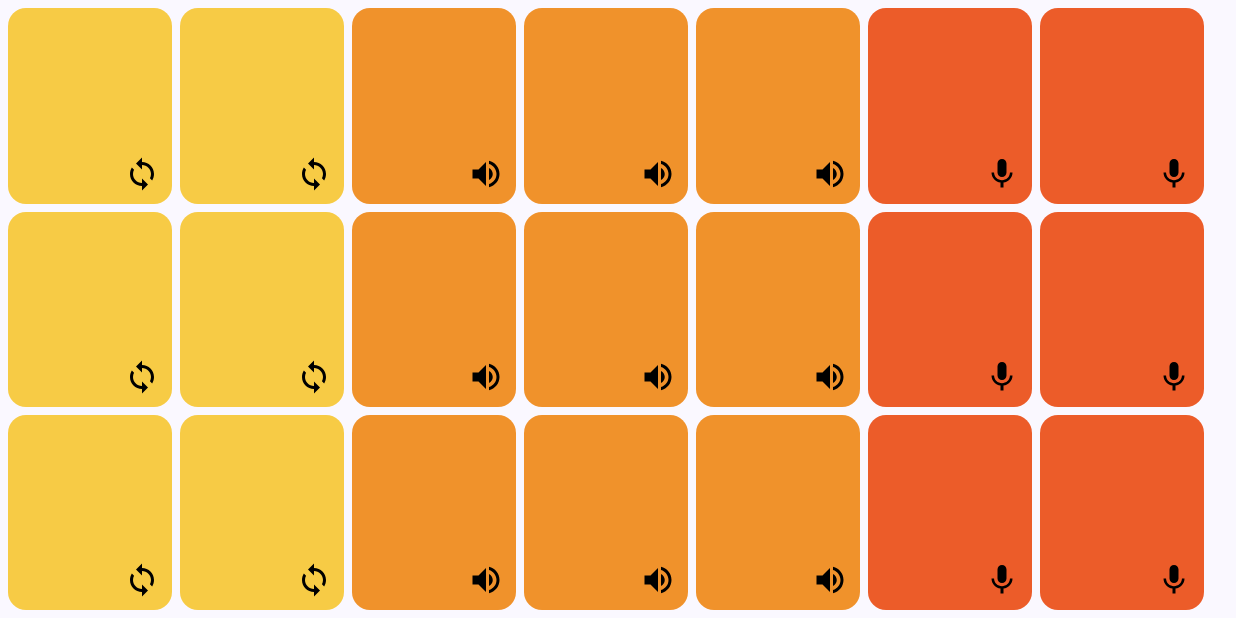
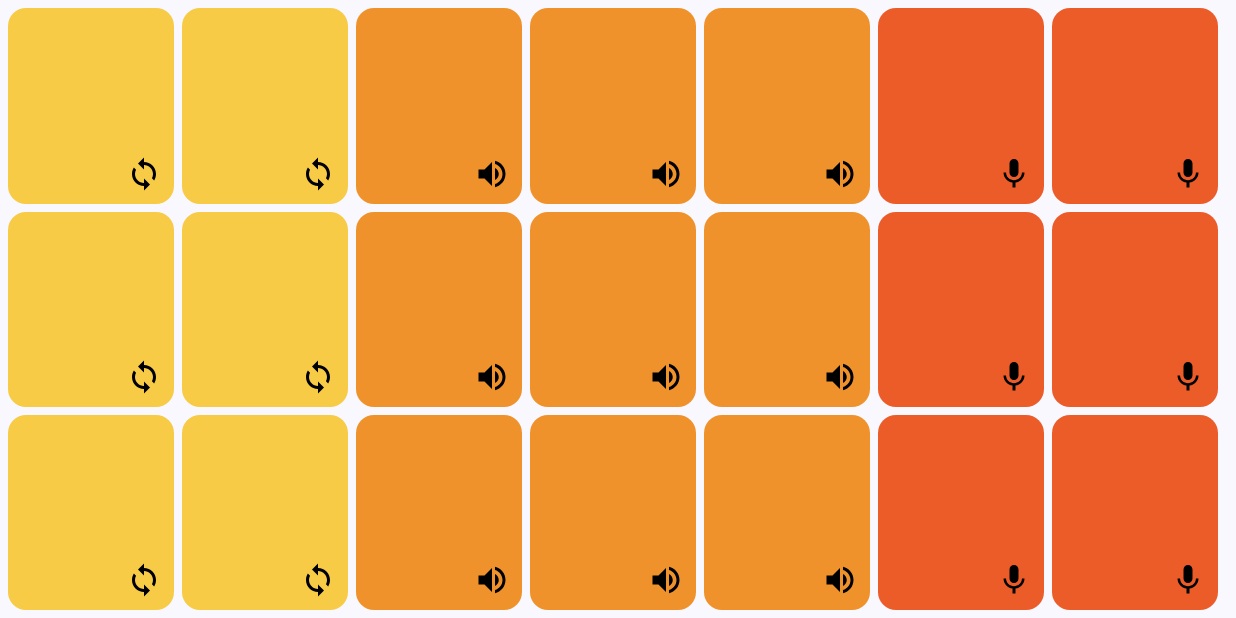
Before and after one commit to marcosscarpim/Funk-Me, an Android app built with Jetpack Compose: the screen it shows after launch (MainActivity), on a phone screen of 824 x 412 dp (held sideways). Run offline under Robolectric (Android 15) with nearby library versions, the phone set to English and light mode, and no system bars; our stand-ins replace Dagger/Hilt's generated code, accompanist.

Commit message:
Improve logic for measuring buttons width in Funk Pad
Calculate the width of the button manually using BowWithConstraints
instead of hardcoded logic. Also, improve appearance of statusBar

```diff
--- a/app/src/main/java/com/scarpim/funkme/MainActivity.kt
+++ b/app/src/main/java/com/scarpim/funkme/MainActivity.kt
@@ -8,19 +8,16 @@ import androidx.activity.ComponentActivity
 import androidx.activity.compose.setContent
 import androidx.activity.viewModels
 import androidx.compose.foundation.layout.WindowInsets
-import androidx.compose.foundation.layout.displayCutout
 import androidx.compose.foundation.layout.fillMaxSize
-import androidx.compose.foundation.layout.safeDrawing
+import androidx.compose.foundation.layout.safeContent
+import androidx.compose.foundation.layout.safeDrawingPadding
 import androidx.compose.foundation.layout.windowInsetsPadding
-import androidx.compose.foundation.layout.windowInsetsStartWidth
 import androidx.compose.material3.MaterialTheme
 import androidx.compose.material3.Surface
-import androidx.compose.material3.Text
 import androidx.compose.runtime.Composable
 import androidx.compose.runtime.DisposableEffect
 import androidx.compose.ui.Modifier
 import androidx.compose.ui.platform.LocalContext
-import androidx.compose.ui.unit.dp
 import androidx.core.view.WindowCompat
 import com.scarpim.funkme.funkScreen.FunkScreen
 import com.scarpim.funkme.funkScreen.FunkScreenAction
@@ -36,11 +33,13 @@ class MainActivity : ComponentActivity() {
     override fun onCreate(savedInstanceState: Bundle?) {
         super.onCreate(savedInstanceState)
 
+        WindowCompat.setDecorFitsSystemWindows(window, false)
+
         setContent {
             FunkMeTheme {
                 // A surface container using the 'background' color from the theme
                 Surface(
-                    modifier = Modifier.fillMaxSize(),
+                    modifier = Modifier.fillMaxSize().windowInsetsPadding(WindowInsets.safeContent),
                     color = MaterialTheme.colorScheme.background
                 ) {
                     FunkScreen(viewModel = viewModel)
--- a/app/src/main/java/com/scarpim/funkme/funkScreen/FunkPad.kt
+++ b/app/src/main/java/com/scarpim/funkme/funkScreen/FunkPad.kt
@@ -14,11 +14,12 @@ import androidx.compose.runtime.Composable
 import androidx.compose.runtime.CompositionLocalProvider
 import androidx.compose.ui.Modifier
 import androidx.compose.ui.platform.LocalConfiguration
+import androidx.compose.ui.unit.Density
+import androidx.compose.ui.unit.LayoutDirection
 import androidx.compose.ui.unit.dp
 import com.scarpim.funkme.domain.model.FunkAudio
 
-private const val GRID_CELLS = 3
-private const val COLUMN_HEIGHT_FRACTION = 1f / GRID_CELLS
+private const val GRID_ROWS = 3
 
 @OptIn(ExperimentalFoundationApi::class)
 @Composable
@@ -27,25 +28,28 @@ fun FunkPad(
     audios: List<FunkAudio>,
     onClick: (FunkAudio) -> Unit
 ) {
-    val widthFraction = 1f / (audios.size / 3)
+    CompositionLocalProvider(LocalOverscrollConfiguration provides null) {
+        BoxWithConstraints {
+            // TODO - Hardcoded value, find a better way to calculate the safe area
+            val padding = PaddingValues(20.dp)
+            val space = 5.dp
+            val rowCount = GRID_ROWS
+            val columnCount = audios.size / rowCount + if (audios.size % rowCount > 0) 1 else 0
+            val gridWidth = maxWidth - padding.calculateLeftPadding(LayoutDirection.Ltr) - padding.calculateRightPadding(LayoutDirection.Ltr)
+            val itemWidth = (gridWidth - space * (rowCount - 1)) / columnCount
 
-    // Measure Modifier for funk buttons, width measurement is because it was getting above navbar
-    // TODO - provides a better measurement
-    val buttonModifier = Modifier
-        .width(((LocalConfiguration.current.screenWidthDp - 60) * widthFraction).dp)
-        .fillMaxHeight(COLUMN_HEIGHT_FRACTION)
-
-    CompositionLocalProvider(LocalOverscrollConfiguration provides null) {
             LazyHorizontalGrid(
                 modifier = modifier,
-            rows = GridCells.Fixed(GRID_CELLS),
+                rows = GridCells.Fixed(GRID_ROWS),
                 contentPadding = PaddingValues(5.dp),
                 horizontalArrangement = Arrangement.spacedBy(5.dp),
                 verticalArrangement = Arrangement.spacedBy(5.dp),
                 content = {
                     items(audios, key = { it.id }) { audio ->
                         FunkButton(
-                        modifier = buttonModifier,
+                            modifier = Modifier
+                                .fillMaxHeight()
+                                .requiredWidth(itemWidth),
                             audio = audio
                         ) {
                             onClick(audio)
@@ -55,3 +59,4 @@ fun FunkPad(
             )
         }
     }
+}
--- a/app/src/main/java/com/scarpim/funkme/funkScreen/FunkScreen.kt
+++ b/app/src/main/java/com/scarpim/funkme/funkScreen/FunkScreen.kt
@@ -17,7 +17,7 @@ fun FunkScreen(viewModel: FunkViewModel) {
     val state by viewModel.uiState.collectAsState()
 
     if (state.isLoading) {
-        // TODO - Add some feedback for
+        // TODO - Add some feedback
     } else {
         FunkPad(
             modifier = Modifier.fillMaxSize(),
--- a/app/src/main/java/com/scarpim/funkme/ui/theme/Theme.kt
+++ b/app/src/main/java/com/scarpim/funkme/ui/theme/Theme.kt
@@ -51,14 +51,15 @@ fun FunkMeTheme(
         darkTheme -> DarkColorScheme
         else -> LightColorScheme
     }
-    val view = LocalView.current
-    if (!view.isInEditMode) {
-        SideEffect {
-            val window = (view.context as Activity).window
-            window.statusBarColor = colorScheme.background.toArgb()
-            WindowCompat.getInsetsController(window, view).isAppearanceLightStatusBars = darkTheme
-        }
-    }
+    // keep the transparent color set in theme
+//    val view = LocalView.current
+//    if (!view.isInEditMode) {
+//        SideEffect {
+//            val window = (view.context as Activity).window
+//            window.statusBarColor = colorScheme.background.toArgb()
+//            WindowCompat.getInsetsController(window, view).isAppearanceLightStatusBars = darkTheme
+//        }
+//    }
 
     MaterialTheme(
         colorScheme = colorScheme,
--- a/app/src/main/res/values/themes.xml
+++ b/app/src/main/res/values/themes.xml
@@ -1,5 +1,8 @@
 <?xml version="1.0" encoding="utf-8"?>
 <resources>
 
-    <style name="Theme.FunkMe" parent="android:Theme.Material.Light.NoActionBar" />
+    <style name="Theme.FunkMe" parent="android:Theme.Material.Light.NoActionBar" >
+        <item name="android:statusBarColor">@android:color/transparent</item>
+        <item name="android:navigationBarColor">@android:color/transparent</item>
+    </style>
 </resources>
```
Lines whose indentation alone changed are shown as unchanged.
